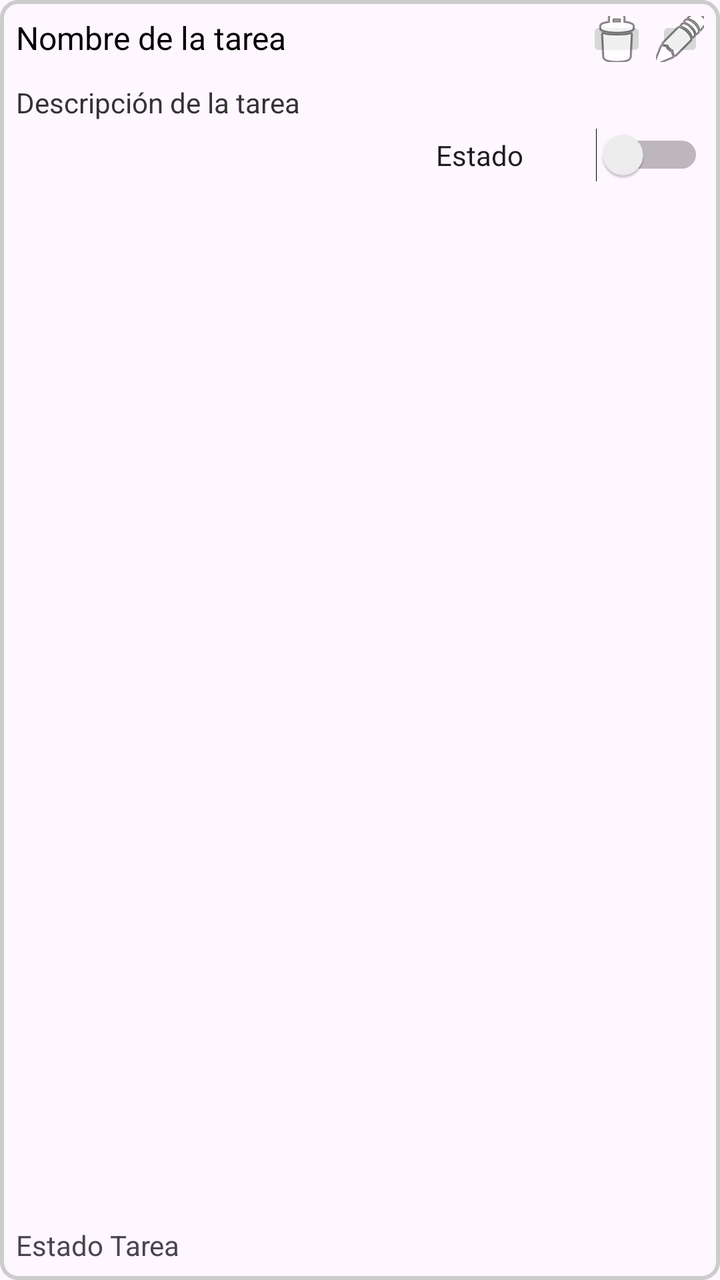
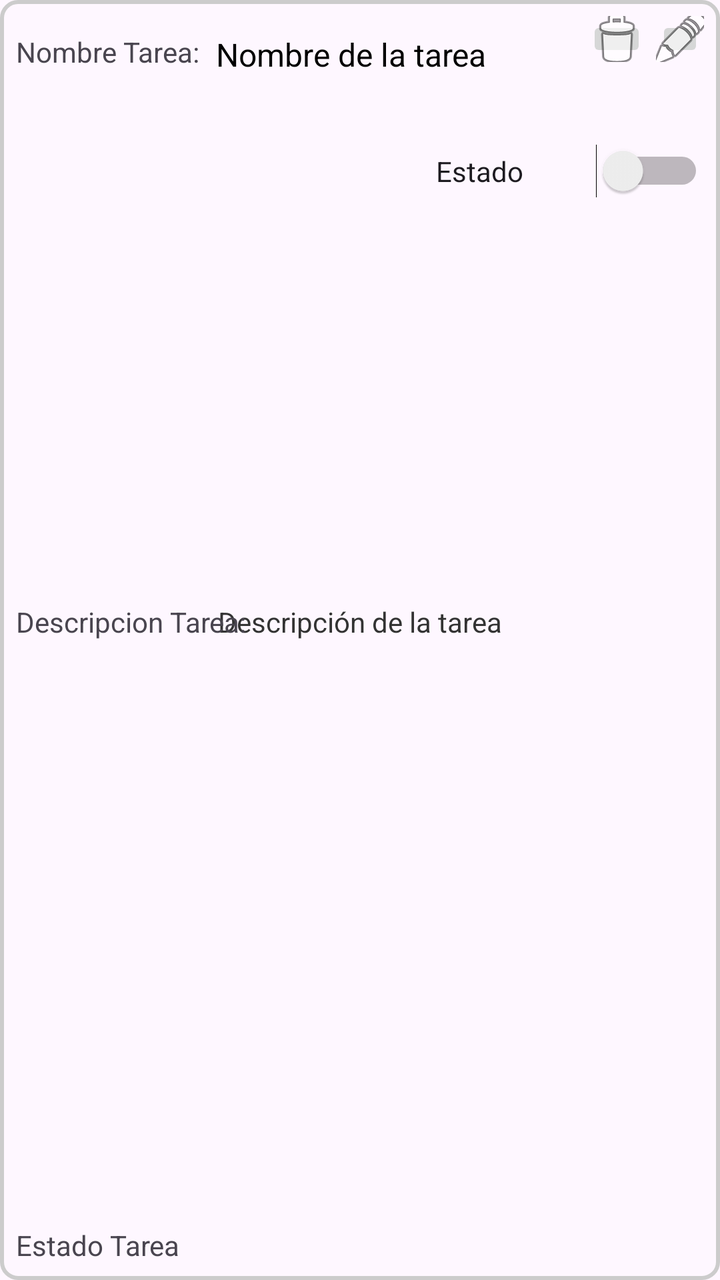

Compare the two renders of this Android layout. The source of the first and the diff that turns it into the second are given below.
<!-- AndroidManifest.xml: application theme Theme.IOT -->
<!-- res/layout/item_tarea.xml -->
<?xml version="1.0" encoding="utf-8"?>
<androidx.constraintlayout.widget.ConstraintLayout xmlns:android="http://schemas.android.com/apk/res/android"
    xmlns:app="http://schemas.android.com/apk/res-auto"
    xmlns:tools="http://schemas.android.com/tools"
    android:id="@+id/relativeLayout"
    android:layout_width="match_parent"
    android:layout_height="wrap_content"
    android:background="@drawable/border"
    android:padding="8dp">

    <ImageButton
        android:id="@+id/btn_eliminar_tarea"
        android:layout_width="30dp"
        android:layout_height="23dp"
        app:layout_constraintBottom_toBottomOf="parent"
        app:layout_constraintEnd_toEndOf="parent"
        app:layout_constraintHorizontal_bias="0.909"
        app:layout_constraintStart_toStartOf="parent"
        app:layout_constraintTop_toTopOf="parent"
        app:layout_constraintVertical_bias="0.0"
        app:srcCompat="@android:drawable/ic_menu_delete" />

    <ImageButton
        android:id="@+id/btn_editar_tarea"
        android:layout_width="24dp"
        android:layout_height="23dp"
        app:layout_constraintBottom_toBottomOf="parent"
        app:layout_constraintEnd_toEndOf="parent"
        app:layout_constraintHorizontal_bias="1.0"
        app:layout_constraintStart_toStartOf="parent"
        app:layout_constraintTop_toTopOf="parent"
        app:layout_constraintVertical_bias="0.0"
        app:srcCompat="@android:drawable/ic_menu_edit" />

    <TextView
        android:id="@+id/tv_nombre_tarea"
        android:layout_width="wrap_content"
        android:layout_height="wrap_content"
        android:text="@string/nombre_de_la_tarea"
        android:textColor="#000"
        android:textSize="16sp"
        app:layout_constraintStart_toStartOf="parent"
        app:layout_constraintTop_toTopOf="parent" />

    <TextView
        android:id="@+id/tv_descripcion_tarea"
        android:layout_width="wrap_content"
        android:layout_height="wrap_content"
        android:layout_marginTop="12dp"
        android:text="@string/descripci_n_de_la_tarea"
        android:textColor="#333"
        android:textSize="14sp"
        app:layout_constraintStart_toStartOf="parent"
        app:layout_constraintTop_toBottomOf="@id/tv_nombre_tarea" />

    <Switch
        android:id="@+id/sw_estado_tarea"
        android:layout_width="134dp"
        android:layout_height="35dp"
        android:layout_marginTop="52dp"
        android:text="Estado"
        app:layout_constraintEnd_toEndOf="parent"
        app:layout_constraintHorizontal_bias="1.0"
        app:layout_constraintStart_toStartOf="parent"
        app:layout_constraintTop_toTopOf="parent"
        tools:ignore="HardcodedText,MissingConstraints,UseSwitchCompatOrMaterialXml" />

    <TextView
        android:id="@+id/tv_estado_tarea"
        android:layout_width="wrap_content"
        android:layout_height="wrap_content"
        android:text="Estado Tarea"
        app:layout_constraintBottom_toBottomOf="parent"
        app:layout_constraintTop_toTopOf="parent"
        app:layout_constraintVertical_bias="1.0"
        tools:layout_editor_absoluteX="-1dp" />

</androidx.constraintlayout.widget.ConstraintLayout>
<!-- resources referenced by this layout -->
<resources>
  <!-- drawable border (drawable) -->
  <?xml version="1.0" encoding="utf-8"?>
  <shape xmlns:android="http://schemas.android.com/apk/res/android">
      <solid android:color="@android:color/transparent" />
  
      <stroke
          android:width="2dp"
          android:color="#CCCCCC" /> 
  
      <corners android:radius="8dp" /> 
  
      <padding
          android:left="8dp"
          android:right="8dp"
          android:top="8dp"
          android:bottom="8dp" />
  </shape>
  <string name="descripci_n_de_la_tarea">Descripción de la tarea</string>
  <string name="nombre_de_la_tarea">Nombre de la tarea</string>
  <style name="Theme.IOT" parent="Base.Theme.IOT" />
  <style name="Base.Theme.IOT" parent="Theme.Material3.DayNight.NoActionBar">
          
          
      </style>
</resources>

<!-- the commit's change to res/layout/item_tarea.xml (unified diff, before → after) -->
@@ -34,30 +34,35 @@
 
     <TextView
         android:id="@+id/tv_nombre_tarea"
-        android:layout_width="wrap_content"
-        android:layout_height="wrap_content"
+        android:layout_width="137dp"
+        android:layout_height="19dp"
+        android:layout_marginStart="100dp"
         android:text="@string/nombre_de_la_tarea"
         android:textColor="#000"
         android:textSize="16sp"
+        app:layout_constraintBottom_toBottomOf="parent"
         app:layout_constraintStart_toStartOf="parent"
-        app:layout_constraintTop_toTopOf="parent" />
+        app:layout_constraintTop_toTopOf="parent"
+        app:layout_constraintVertical_bias="0.014" />
 
     <TextView
         android:id="@+id/tv_descripcion_tarea"
         android:layout_width="wrap_content"
         android:layout_height="wrap_content"
-        android:layout_marginTop="12dp"
         android:text="@string/descripci_n_de_la_tarea"
         android:textColor="#333"
         android:textSize="14sp"
+        app:layout_constraintBottom_toBottomOf="parent"
+        app:layout_constraintEnd_toEndOf="parent"
         app:layout_constraintStart_toStartOf="parent"
-        app:layout_constraintTop_toBottomOf="@id/tv_nombre_tarea" />
+        app:layout_constraintTop_toTopOf="parent"
+        app:layout_constraintVertical_bias="0.485" />
 
     <Switch
         android:id="@+id/sw_estado_tarea"
         android:layout_width="134dp"
         android:layout_height="35dp"
-        android:layout_marginTop="52dp"
+        android:layout_marginTop="60dp"
         android:text="Estado"
         app:layout_constraintEnd_toEndOf="parent"
         app:layout_constraintHorizontal_bias="1.0"
@@ -73,6 +78,30 @@
         app:layout_constraintBottom_toBottomOf="parent"
         app:layout_constraintTop_toTopOf="parent"
         app:layout_constraintVertical_bias="1.0"
-        tools:layout_editor_absoluteX="-1dp" />
+        tools:layout_editor_absoluteX="0dp" />
+
+    <TextView
+        android:id="@+id/textView16"
+        android:layout_width="wrap_content"
+        android:layout_height="wrap_content"
+        android:text="Nombre Tarea:"
+        app:layout_constraintBottom_toBottomOf="parent"
+        app:layout_constraintEnd_toEndOf="parent"
+        app:layout_constraintHorizontal_bias="0.0"
+        app:layout_constraintStart_toStartOf="parent"
+        app:layout_constraintTop_toTopOf="parent"
+        app:layout_constraintVertical_bias="0.014" />
+
+    <TextView
+        android:id="@+id/textView18"
+        android:layout_width="wrap_content"
+        android:layout_height="wrap_content"
+        android:text="Descripcion Tarea:"
+        app:layout_constraintBottom_toBottomOf="parent"
+        app:layout_constraintEnd_toEndOf="parent"
+        app:layout_constraintHorizontal_bias="0.0"
+        app:layout_constraintStart_toStartOf="parent"
+        app:layout_constraintTop_toTopOf="parent"
+        app:layout_constraintVertical_bias="0.485" />
 
 </androidx.constraintlayout.widget.ConstraintLayout>
